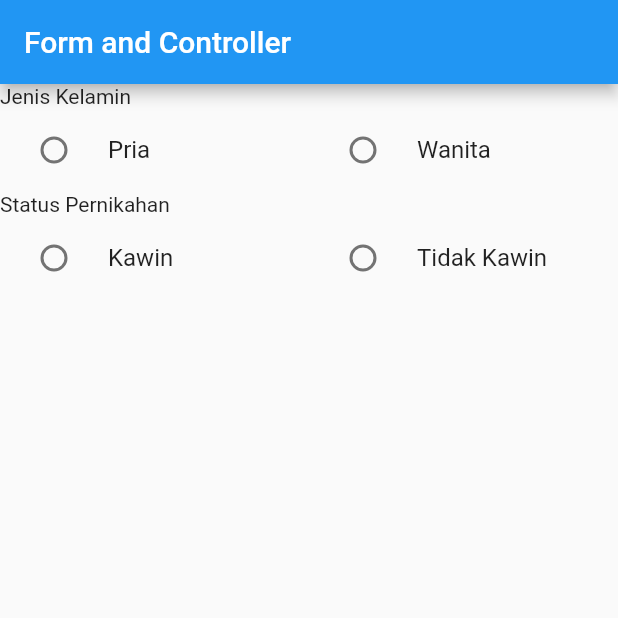
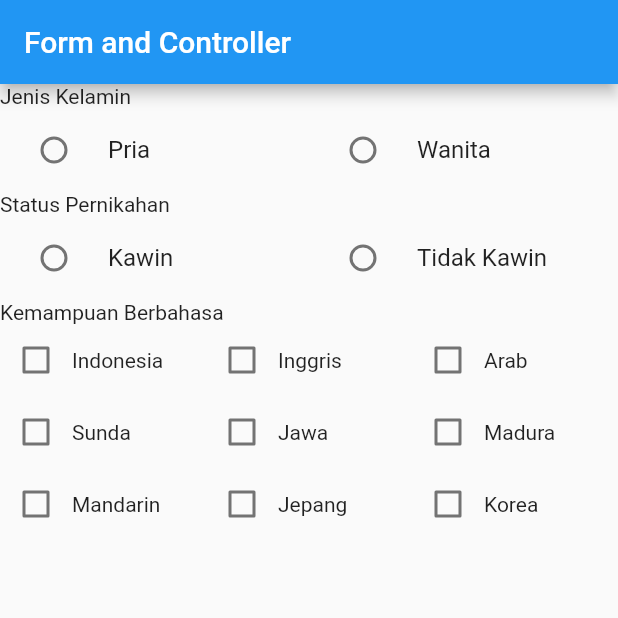
Before and after one commit to ariefhk/modul-Pak-Nandang, a Flutter app: the screen it shows after launch, on a phone screen of 412 x 824 dp, the top half of it. Run offline on Flutter 3.47's test engine with Material 2 defaults, Android fonts, the phone set to English and light mode, and no system bars.

Commit message:
update bahasa

```diff
--- /dev/null
+++ b/belajar_kelas/lib/Pertemuan5/bahasa.dart
@@ -0,0 +1,165 @@
+import 'package:flutter/material.dart';
+
+bool checkIndonesia = false;
+bool checkInggris = false;
+bool checkArab = false;
+bool checkJawa = false;
+bool checkMadura = false;
+bool checkMandarin = false;
+bool checkJepang = false;
+bool checkKorea = false;
+bool checkSunda = false;
+
+class Bahasa extends StatefulWidget {
+  const Bahasa({Key? key}) : super(key: key);
+
+  @override
+  State<Bahasa> createState() => _BahasaState();
+}
+
+class _BahasaState extends State<Bahasa> {
+  @override
+  Widget build(BuildContext context) {
+    return Column(
+      mainAxisAlignment: MainAxisAlignment.start,
+      crossAxisAlignment: CrossAxisAlignment.start,
+      children: [
+        Text('Kemampuan Berbahasa'),
+        Row(
+          mainAxisAlignment: MainAxisAlignment.center,
+          children: [
+            Expanded(child: Row(
+              children: [
+                Checkbox(
+                    checkColor: Colors.white,
+                    value: checkIndonesia, onChanged: (bool? value){
+                  setState(()=> checkIndonesia = value!);
+                }),
+                Text('Indonesia')
+              ],
+            ),),
+            Expanded(child: Row(
+              children: [
+                Checkbox(
+                    checkColor: Colors.white,
+                    value: checkInggris, onChanged: (bool? value){
+                  setState(()=> checkInggris = value!);
+                }),
+                Text('Inggris')
+              ],
+            ),),
+            Expanded(child: Row(
+              children: [
+                Checkbox(
+                    checkColor: Colors.white,
+                    value: checkArab, onChanged: (bool? value){
+                  setState(()=> checkArab = value!);
+                }),
+                Text('Arab')
+              ],
+            ),),
+
+
+          ],
+        ),
+        Row(
+          mainAxisAlignment: MainAxisAlignment.center,
+          children: [
+            Expanded(child: Row(
+              children: [
+                Checkbox(
+                    checkColor: Colors.white,
+                    value: checkSunda, onChanged: (bool? value){
+                  setState(()=> checkSunda = value!);
+                }),
+                Text('Sunda')
+              ],
+            ),),
+            Expanded(child: Row(
+              children: [
+                Checkbox(
+                    checkColor: Colors.white,
+                    value: checkJawa, onChanged: (bool? value){
+                  setState(()=> checkJawa = value!);
+                }),
+                Text('Jawa')
+              ],
+            ),),
+            Expanded(child: Row(
+              children: [
+                Checkbox(
+                    checkColor: Colors.white,
+                    value: checkMadura, onChanged: (bool? value){
+                  setState(()=> checkMadura = value!);
+                }),
+                Text('Madura')
+              ],
+            ),),
+          ],
+        ),
+        Row(
+          mainAxisAlignment: MainAxisAlignment.center,
+          children: [
+            Expanded(child: Row(
+              children: [
+                Checkbox(
+                    checkColor: Colors.white,
+                    value: checkMandarin, onChanged: (bool? value){
+                  setState(()=> checkMandarin = value!);
+                }),
+                Text('Mandarin')
+              ],
+            ),),
+            Expanded(child: Row(
+              children: [
+                Checkbox(
+                    checkColor: Colors.white,
+                    value: checkJepang, onChanged: (bool? value){
+                  setState(()=> checkJepang = value!);
+                }),
+                Text('Jepang')
+              ],
+            ),),
+            Expanded(child: Row(
+              children: [
+                Checkbox(
+                    checkColor: Colors.white,
+                    value: checkKorea, onChanged: (bool? value){
+                  setState(()=> checkKorea = value!);
+                }),
+                Text('Korea')
+              ],
+            ),),
+          ],
+        )
+      ],
+    );
+
+  }
+}
+String cariBahasa(){
+  String _bahasa = '';
+  if(checkInggris){
+    _bahasa += 'Inggris';
+  }if(checkArab){
+    _bahasa += 'Arab';
+  }if(checkSunda){
+    _bahasa += 'Sunda';
+  }if(checkJawa){
+    _bahasa += 'Jawa';
+  }if(checkMadura){
+    _bahasa += 'Madura';
+  }if(checkMandarin){
+    _bahasa += 'Mandarin';
+  }if(checkJepang){
+    _bahasa += 'Jepang';
+  }if(checkKorea){
+    _bahasa += 'Korea';
+  }
+
+  if(_bahasa.length > 0){
+    _bahasa = _bahasa.substring(0, _bahasa.length-1);
+  }
+
+  return _bahasa;
+}
--- a/belajar_kelas/lib/Pertemuan5/home.dart
+++ b/belajar_kelas/lib/Pertemuan5/home.dart
@@ -1,3 +1,4 @@
+import 'package:belajar_kelas/Pertemuan5/bahasa.dart';
 import 'package:belajar_kelas/Pertemuan5/jenisKelamin.dart';
 import 'package:belajar_kelas/Pertemuan5/statusPernikahan.dart';
 import 'package:flutter/material.dart';
@@ -17,7 +18,9 @@ class _HomeScreenState extends State<HomeScreen> {
         title: Text('Form and Controller'),
       ),
       body: Column(
-        children: [JenisKelamin(), StatusPernikahan()],
+        children: [JenisKelamin(), StatusPernikahan(),
+        Bahasa()
+        ],
       ),
     );
   }
```
